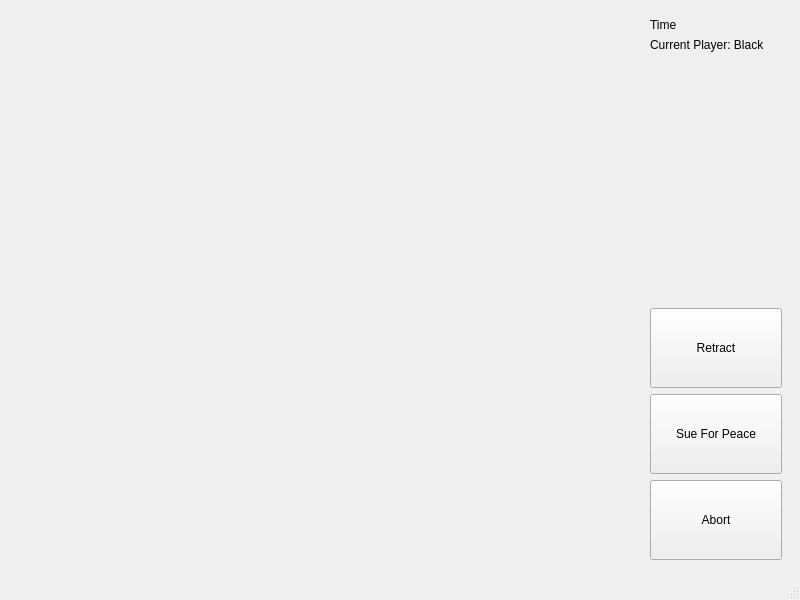
Bruce-Ch/Renju_client, file mainwindow.ui: the form before one commit.
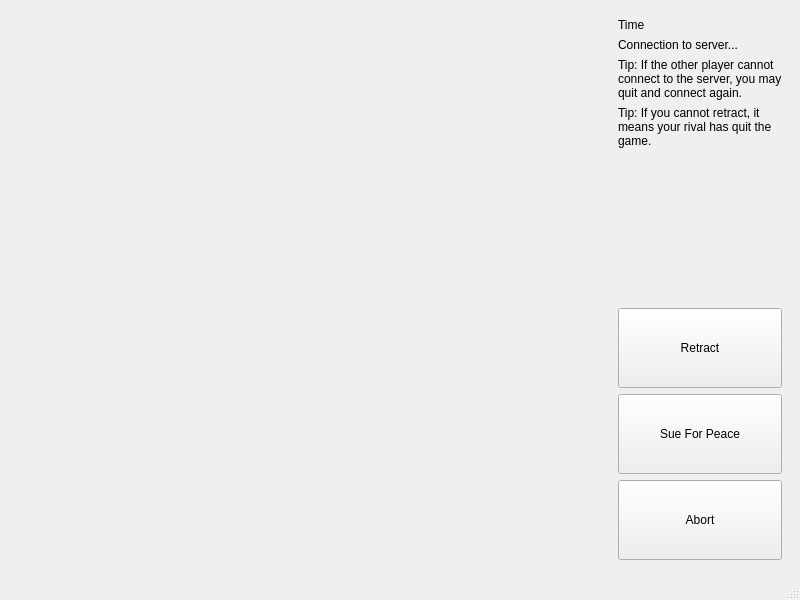
The form after the commit.

```diff
--- a/mainwindow.ui
+++ b/mainwindow.ui
@@ -32,9 +32,12 @@
       <property name="orientation">
        <enum>Qt::Horizontal</enum>
       </property>
+      <property name="sizeType">
+       <enum>QSizePolicy::Fixed</enum>
+      </property>
       <property name="sizeHint" stdset="0">
        <size>
-        <width>40</width>
+        <width>600</width>
         <height>20</height>
        </size>
       </property>
@@ -43,7 +46,7 @@
     <item>
      <widget class="QWidget" name="buttons" native="true">
       <property name="sizePolicy">
-       <sizepolicy hsizetype="Minimum" vsizetype="Preferred">
+       <sizepolicy hsizetype="Expanding" vsizetype="Preferred">
         <horstretch>0</horstretch>
         <verstretch>0</verstretch>
        </sizepolicy>
@@ -65,7 +68,30 @@
        <item>
         <widget class="QLabel" name="currentPlayer">
          <property name="text">
-          <string>Current Player: Black</string>
+          <string>Connection to server...</string>
+         </property>
+         <property name="wordWrap">
+          <bool>true</bool>
+         </property>
+        </widget>
+       </item>
+       <item>
+        <widget class="QLabel" name="tip">
+         <property name="text">
+          <string>Tip: If the other player cannot connect to the server, you may quit and connect again.</string>
+         </property>
+         <property name="wordWrap">
+          <bool>true</bool>
+         </property>
+        </widget>
+       </item>
+       <item>
+        <widget class="QLabel" name="tip2">
+         <property name="text">
+          <string>Tip: If you cannot retract, it means your rival has quit the game.</string>
+         </property>
+         <property name="wordWrap">
+          <bool>true</bool>
          </property>
         </widget>
        </item>
```
